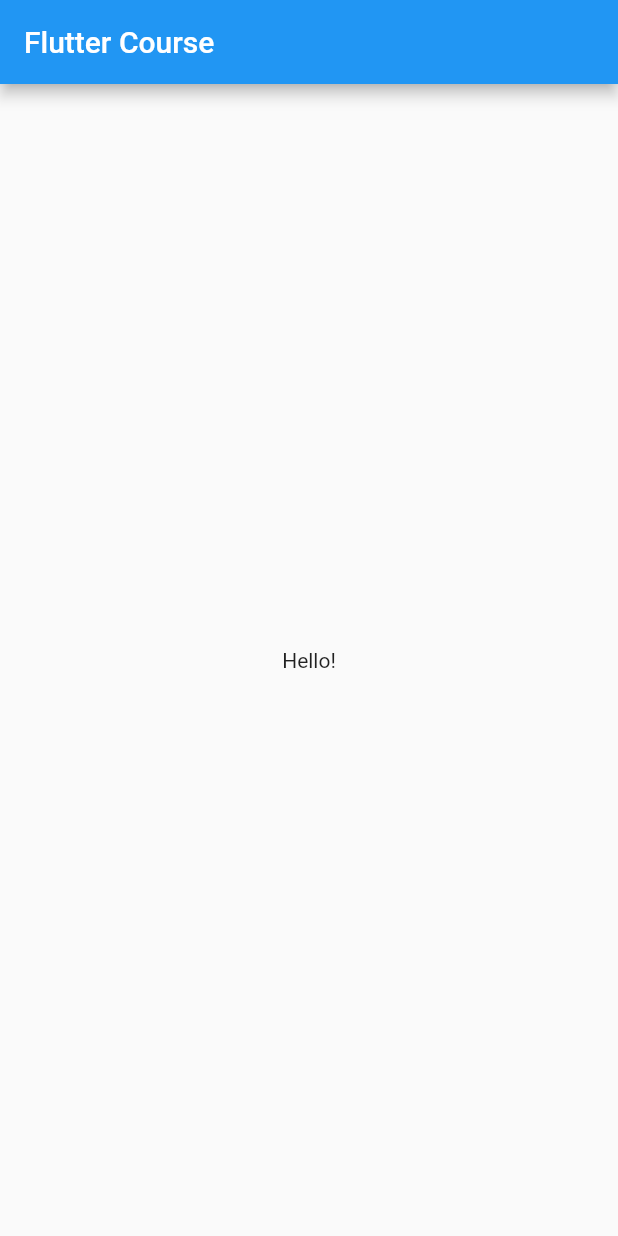
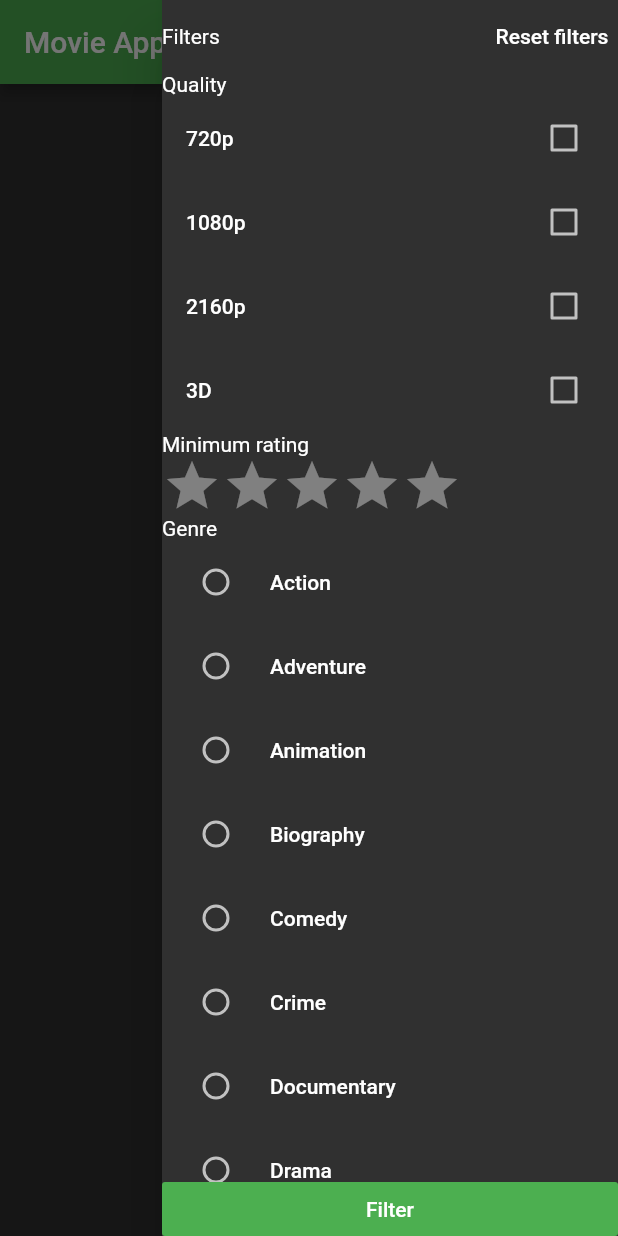
Before and after one commit to gabrielmatei/flutter-course, a Flutter app: the screen it shows after launch, with the side drawer open (before the commit the screen has no drawer), on a phone screen of 412 x 824 dp. Run offline on Flutter 3.47's test engine with Material 2 defaults, Android fonts, the phone set to English and light mode, and no system bars; drawn by our look-alikes of flutter_rating_bar.

Commit message:
filters ui

```diff
--- a/lib/main.dart
+++ b/lib/main.dart
@@ -1,4 +1,5 @@
 import 'package:flutter/material.dart';
+import 'package:flutter_rating_bar/flutter_rating_bar.dart';
 
 void main() {
   runApp(App());
@@ -11,25 +12,182 @@
       title: 'Flutter Course',
       debugShowCheckedModeBanner: false,
       theme: ThemeData(
-        primarySwatch: Colors.blue,
+        primarySwatch: Colors.green,
+        brightness: Brightness.dark,
       ),
       home: const HomePage(),
     );
   }
 }
 
-class HomePage extends StatelessWidget {
+class HomePage extends StatefulWidget {
   const HomePage({Key key}) : super(key: key);
+
+  @override
+  _HomePageState createState() => _HomePageState();
+}
+
+class _HomePageState extends State<HomePage> {
+  final GlobalKey<ScaffoldState> _scaffoldKey = GlobalKey<ScaffoldState>();
+
+  Map<String, bool> _qualityFilters;
+  double _minimumRatingFilter;
+  List<String> _genreFilters;
+  String _genreFilter;
+
+  @override
+  void initState() {
+    super.initState();
+    _resetFilters();
+  }
+
+  void _resetFilters() {
+    setState(() {
+      _qualityFilters = <String, bool>{
+        '720p': false,
+        '1080p': false,
+        '2160p': false,
+        '3D': false,
+      };
+      _minimumRatingFilter = 0.0;
+      _genreFilter = '';
+      _genreFilters = <String>[
+        'Action',
+        'Adventure',
+        'Animation',
+        'Biography',
+        'Comedy',
+        'Crime',
+        'Documentary',
+        'Drama',
+        'Family',
+        'Fantasy',
+        'Film Noir',
+        'History',
+        'Horror',
+        'Music',
+        'Musical',
+        'Mystery',
+        'Romance',
+        'Sci-Fi',
+        'Short Film',
+        'Sport',
+        'Superhero',
+        'Thriller',
+        'War',
+        'Western',
+      ];
+    });
+  }
+
+  Widget _appBar() {
+    return AppBar(
+      title: const Text('Movie App'),
+      backgroundColor: Colors.green,
+      actions: <Widget>[
+        FlatButton(
+          child: const Text('Filters'),
+          onPressed: () => _scaffoldKey.currentState.openEndDrawer(),
+        )
+      ],
+    );
+  }
+
+  Widget _filterDrawer() {
+    return Drawer(
+      child: SafeArea(
+        child: Column(
+          crossAxisAlignment: CrossAxisAlignment.stretch,
+          children: <Widget>[
+            Row(
+              mainAxisAlignment: MainAxisAlignment.spaceBetween,
+              children: <Widget>[
+                const Text('Filters'),
+                FlatButton(
+                  child: const Text('Reset filters'),
+                  padding: EdgeInsets.zero,
+                  onPressed: _resetFilters,
+                ),
+              ],
+            ),
+            Expanded(
+              child: ListView(
+                children: <Widget>[
+                  const Text('Quality'),
+                  ..._qualityFilters.keys
+                      .map((String key) => CheckboxListTile(
+                            title: Text(key),
+                            value: _qualityFilters[key],
+                            onChanged: (bool value) {
+                              setState(() => _qualityFilters[key] = value);
+                            },
+                          ))
+                      .toList(),
+                  const Text('Minimum rating'),
+                  RatingBar.builder(
+                    initialRating: _minimumRatingFilter,
+                    minRating: 0,
+                    itemCount: 5,
+                    allowHalfRating: true,
+                    itemBuilder: (BuildContext context, _) {
+                      return const Icon(
+                        Icons.star,
+                        color: Colors.amber,
+                      );
+                    },
+                    onRatingUpdate: (double rating) {
+                      setState(() => _minimumRatingFilter = rating);
+                    },
+                  ),
+                  const Text('Genre'),
+                  ..._genreFilters
+                      .map((String genre) => RadioListTile<String>(
+                            title: Text(genre),
+                            value: genre,
+                            groupValue: _genreFilter,
+                            onChanged: (String value) {
+                              setState(() => _genreFilter = value);
+                            },
+                          ))
+                      .toList(),
+                ],
+              ),
+            ),
+            FlatButton(
+              child: const Text('Filter'),
+              color: Colors.green,
+              padding: EdgeInsets.zero,
+              materialTapTargetSize: MaterialTapTargetSize.shrinkWrap,
+              onPressed: () => Navigator.of(context).pop(),
+            ),
+          ],
+        ),
+      ),
+    );
+  }
 
   @override
   Widget build(BuildContext context) {
     return Scaffold(
-      appBar: AppBar(
-        title: const Text('Flutter Course'),
+      key: _scaffoldKey,
+      appBar: _appBar(),
+      body: Column(
+        children: [
+          Row(
+            children: <Widget>[
+              if (_genreFilter != '') Chip(label: Text(_genreFilter)),
+              if (_minimumRatingFilter > 0.0) Chip(label: Text('$_minimumRatingFilter')),
+              ..._qualityFilters.keys
+                  .where((String key) => _qualityFilters[key])
+                  .map((String key) => Chip(
+                        label: Text(key),
+                      ))
+                  .toList(),
+            ],
+          ),
+        ],
       ),
-      body: const Center(
-        child: Text('Hello!'),
-      ),
+      endDrawer: _filterDrawer(),
     );
   }
 }
--- a/pubspec.yaml
+++ b/pubspec.yaml
@@ -10,6 +10,7 @@
   flutter:
     sdk: flutter
   pedantic: ^1.9.2
+  flutter_rating_bar: ^3.2.0+1
 
 dev_dependencies:
   flutter_test:
```
Also changed, not shown: pubspec.lock.
